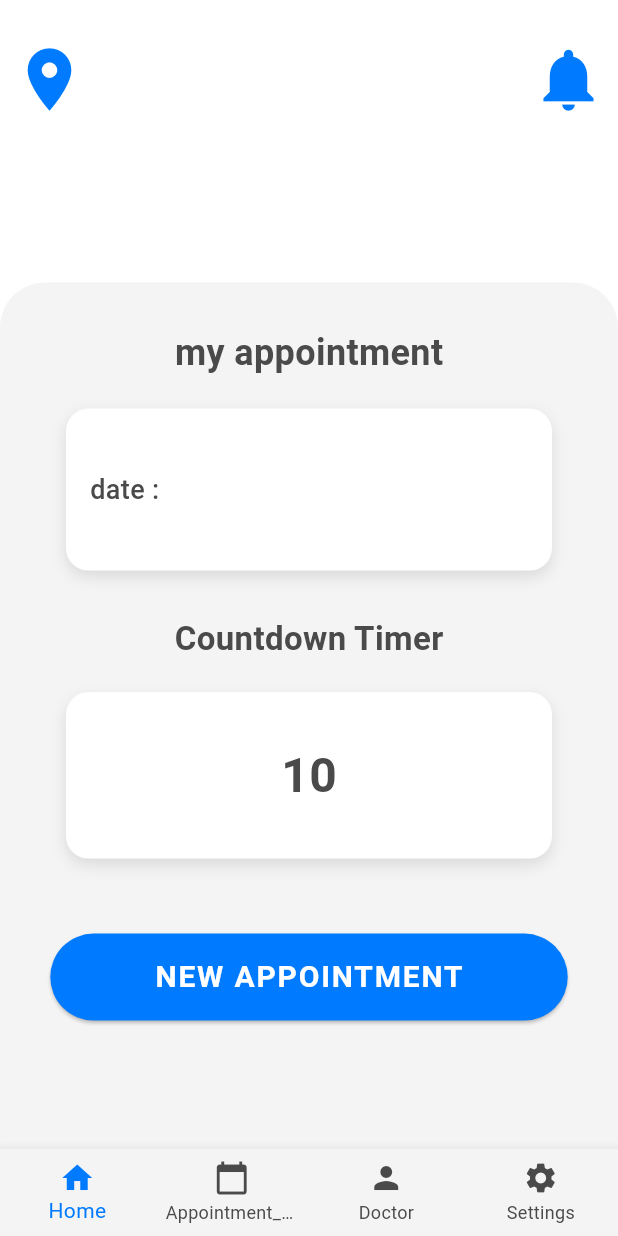
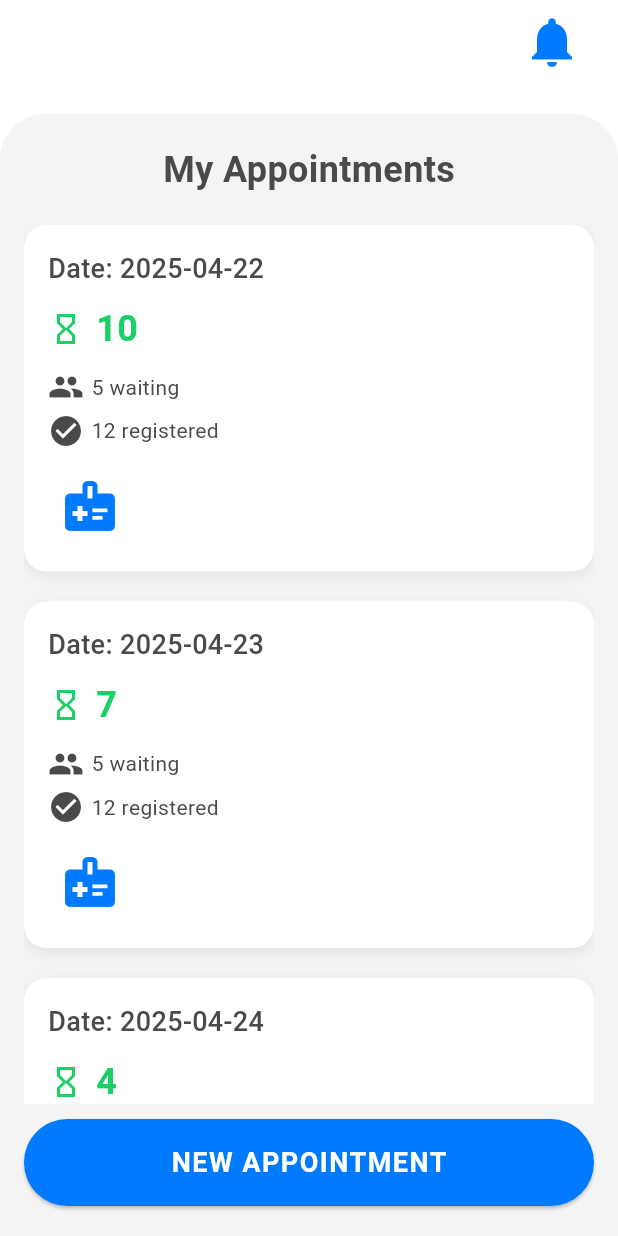
Before and after one commit to Hiba2906/hiba, a Flutter app: the HomeScreen screen opened by its route, on a phone screen of 412 x 824 dp. Run offline on Flutter 3.47's test engine with Material 3 defaults, Android fonts, the phone set to English and light mode, and no system bars; our stand-ins replace font_awesome_flutter.

Commit message:
تحديث المشروع: تعديل الملفات وإضافة ملفات جديدة

```diff
--- a/lib/app/routes/app_route.dart
+++ b/lib/app/routes/app_route.dart
@@ -1,17 +1,18 @@
 import 'package:flutter/material.dart';
 import 'package:projet_fin_etude/presentation/screens/login_page_screen.dart';
-import 'package:projet_fin_etude/presentation/screens/home_screen.dart';
+import 'package:projet_fin_etude/presentation/screens/state_appointment.dart';
 import 'package:projet_fin_etude/presentation/screens/settings%20pages/contact_us.dart';
 import 'package:projet_fin_etude/presentation/screens/settings%20pages/edit_profile.dart';
 import 'package:projet_fin_etude/presentation/screens/settings%20pages/settings.dart';
 import 'package:projet_fin_etude/presentation/screens/signup_page.dart';
 import 'package:projet_fin_etude/presentation/screens/welcome.dart';
 import 'package:projet_fin_etude/presentation/screens/ForgotPasswordScreen.dart';
-import 'package:projet_fin_etude/presentation/screens/first_screen.dart';
+import 'package:projet_fin_etude/presentation/screens/home.dart';
 import 'package:projet_fin_etude/presentation/screens/appointment_monthly.dart';
 import 'package:projet_fin_etude/presentation/screens/appointment_weekly.dart';
 import 'package:projet_fin_etude/presentation/screens/doctor_profil.dart';
 import 'package:projet_fin_etude/presentation/screens/notifications.dart';
+import 'package:projet_fin_etude/presentation/screens/ResetPasswordScreen.dart';
 
 
 
@@ -25,16 +26,18 @@ class AppRoutes {
   static const String login = '/login';
   static const String welcome = '/welcome';
   static const String signup = '/signup';
+  static const String state= '/state';
   static const String home = '/home';
-  static const String firstscreen = '/first_Screen';
   static const String forgotPassword = '/forgotPassword';
   static const String Doctor_Profile = '/DoctorProfile';
   static const String appointment_weekly = '/appointment_weekly';
   static const String appointment_monthly = '/appointment_monthly';
   static const String NotificationPage = '/Notification_Page';
     static const String settings = '/settings_Page';
-    static const String editPROFIL = '/edit_profile';
+    static const String editprofil = '/edit_profile';
     static const String contact = '/contact_us';
+    static const String reset = '/reset';
+
 
 
 
@@ -45,14 +48,14 @@ class AppRoutes {
     switch (name) {
       case AppRoutes.login:
         return MaterialPageRoute(builder: (_) => LoginScreen());
-      case AppRoutes.home:
+      case AppRoutes.state:
         return MaterialPageRoute(builder: (_) => HomeScreen());
       case AppRoutes.welcome:
         return MaterialPageRoute(builder: (_) => Welcome());
       case AppRoutes.signup:
         return MaterialPageRoute(builder: (_) => SignUpScreen());
 
-      case AppRoutes.firstscreen:
+      case AppRoutes.home:
         return MaterialPageRoute(builder: (_) => FirstScreen(name: 'hiba',));
 
       case AppRoutes.appointment_monthly:
@@ -73,11 +76,14 @@ class AppRoutes {
          case AppRoutes.settings:
         return MaterialPageRoute(builder: (_) => SettingsPage());
 
-         case AppRoutes.editPROFIL:
+         case AppRoutes.editprofil:
         return MaterialPageRoute(builder: (_) => EditProfilePage());
 
         case AppRoutes.contact:
         return MaterialPageRoute(builder: (_) => ContactUsPage());
+
+        case AppRoutes.reset:
+        return MaterialPageRoute(builder: (_) =>ResetPasswordScreen());
 
 
 
--- a/lib/core/theme/colors.dart
+++ b/lib/core/theme/colors.dart
@@ -2,6 +2,7 @@ import 'package:flutter/material.dart';
 
 class AppColors {
   static const Color primaryColor = Color(0xFF007BFF);
+static const Color secondColor = Color.fromARGB(255, 26, 207, 101);
   static const Color strokeColor = Color(0xFFD1D5DB);
   static const Color fieldBackground = Color(0xFFF8F9FA);
   static const Color textColor = Color(0xFF4A4A4A);
--- a/lib/presentation/screens/ForgotPasswordScreen.dart
+++ b/lib/presentation/screens/ForgotPasswordScreen.dart
@@ -45,6 +45,7 @@ class _ForgotPasswordScreenState extends State<ForgotPasswordScreen> {
               height: 60,
               child: ElevatedButton(
                 onPressed: () {
+                  Navigator.pushNamed(context, "/reset");
                   // Handle reset logic
                   ScaffoldMessenger.of(context).showSnackBar(
                     SnackBar(
--- a/lib/presentation/screens/appointment_monthly.dart
+++ b/lib/presentation/screens/appointment_monthly.dart
@@ -80,7 +80,7 @@ class _AppointmentScreenState extends State<AppointmentMonthly> {
         elevation: 0,
         foregroundColor: AppColors.primaryColor,
       ),
-      bottomNavigationBar: const CustomBottomNavBar(currentIndex: 1),
+     // bottomNavigationBar: const CustomBottomNavBar(currentIndex: 1),
       body: Padding(
         padding: const EdgeInsets.all(20.0),
         child: Column(
--- a/lib/presentation/screens/appointment_weekly.dart
+++ b/lib/presentation/screens/appointment_weekly.dart
@@ -58,7 +58,7 @@ class _AppointmentScreenState extends State<AppointmentWeekly> {
         foregroundColor: AppColors.primaryColor,
       ),
             //nav bar
-      bottomNavigationBar: const CustomBottomNavBar(currentIndex: 1),
+     // bottomNavigationBar: const CustomBottomNavBar(currentIndex: 1),
       body: Padding(
         padding: const EdgeInsets.all(20.0),
         child: Column(
--- a/lib/presentation/screens/home_screen.dart
+++ /dev/null
@@ -1,177 +0,0 @@
-import 'package:flutter/material.dart';
-import 'package:projet_fin_etude/core/theme/colors.dart';
-import '../../../core/theme/styles.dart';
-import 'package:projet_fin_etude/presentation/widgets/CustomBottomNavBar.dart';
-
-class HomeScreen extends StatelessWidget {
-  const HomeScreen({Key? key}) : super(key: key);
-
-  @override
-  Widget build(BuildContext context) {
-    return Scaffold(
-      backgroundColor: AppColors.backgroundPrimary,
-      body: SafeArea(
-        child: Column(
-          children: [
-            SizedBox(
-              height: 20,
-            ),
-            Row(
-              mainAxisAlignment: MainAxisAlignment.spaceBetween,
-              children: [
-                IconButton(
-                  icon: const Icon(Icons.location_on,
-                      color: AppColors.primaryColor, size: 50),
-                  onPressed: () {
-                    Navigator.pushNamed(context, "/location");
-                  },
-                ),
-                IconButton(
-                  icon: const Icon(Icons.notifications,
-                      color: AppColors.primaryColor, size: 50),
-                  onPressed: () {
-                    Navigator.pushNamed(context, "/Notification_Page");
-                  },
-                ),
-              ],
-            ),
-            const SizedBox(height: 20), // مساحة تع AppBar مستقبلاً
-
-            // Main container
-            Expanded(
-              child: Container(
-                width: double.infinity,
-                height: MediaQuery.of(context).size.height * 0.8,
-                margin: EdgeInsets.only(
-                    top: MediaQuery.of(context).size.height * 0.1),
-                padding:
-                    const EdgeInsets.symmetric(vertical: 30, horizontal: 20),
-                decoration: const BoxDecoration(
-                  color: AppColors.backgroundSecondary,
-                  borderRadius: BorderRadius.only(
-                    topLeft: Radius.circular(30),
-                    topRight: Radius.circular(30),
-                  ),
-                ),
-                child: Column(
-                  crossAxisAlignment: CrossAxisAlignment.center,
-                  children: [
-                    // 🟦 my appointment at the top
-                    const Align(
-                      alignment: Alignment.topCenter,
-                      child: Text(
-                        'my appointment',
-                        style: TextStyle(
-                          fontSize: 24,
-                          fontWeight: FontWeight.bold,
-                          color: AppColors.textColor,
-                        ),
-                      ),
-                    ),
-                    const SizedBox(height: 20),
-
-                    // 📅 Date Container
-                    Container(
-                      width: 324,
-                      height: 108,
-                      padding: const EdgeInsets.all(16),
-                      decoration: BoxDecoration(
-                        color: AppColors.backgroundPrimary,
-                        borderRadius: BorderRadius.circular(15),
-                        boxShadow: [
-                          BoxShadow(
-                            color: Colors.grey.withOpacity(0.3),
-                            blurRadius: 8,
-                            offset: const Offset(0, 4),
-                          ),
-                        ],
-                      ),
-                      child: const Align(
-                        alignment: Alignment.centerLeft,
-                        child: Text(
-                          'date : ',
-                          style: TextStyle(
-                            fontSize: 18,
-                            fontWeight: FontWeight.w500,
-                            color: AppColors.textColor,
-                          ),
-                        ),
-                      ),
-                    ),
-
-                    const SizedBox(height: 30),
-
-                    // 🕒 Countdown Timer Text
-                    const Text(
-                      'Countdown Timer',
-                      style: TextStyle(
-                        fontSize: 22,
-                        fontWeight: FontWeight.bold,
-                        color: AppColors.textColor,
-                      ),
-                    ),
-
-                    const SizedBox(height: 20),
-
-                    // ⏳ Countdown Container (bigger one)
-                    Container(
-                      width: 324,
-                      height: 111,
-                      decoration: BoxDecoration(
-                        color: AppColors.backgroundPrimary,
-                        borderRadius: BorderRadius.circular(15),
-                        boxShadow: [
-                          BoxShadow(
-                            color: Colors.grey.withOpacity(0.3),
-                            blurRadius: 8,
-                            offset: const Offset(0, 4),
-                          ),
-                        ],
-                      ),
-                      alignment: Alignment.center,
-                      //FONCTION TO COUNTDOWN
-                      child: const Text(
-                        '10',
-                        style: TextStyle(
-                          fontSize: 32,
-                          fontWeight: FontWeight.bold,
-                          color: AppColors.textColor,
-                        ),
-                      ),
-                    ),
-
-                    SizedBox(
-                      height: 50,
-                    ),
-                    // 🟢 New Appointment Button
-                    SizedBox(
-                      width: 345,
-                      height: 58,
-                      child: ElevatedButton(
-                        onPressed: () {
-                          Navigator.pushNamed(context, "/appointment_monthly");
-                        },
-                        style: AppStyles.buttonStyle(AppColors.primaryColor),
-                        child: const Text(
-                          "NEW APPOINTMENT",
-                          style: TextStyle(
-                            color: AppColors.backgroundPrimary,
-                            fontSize: 20,
-                            fontWeight: FontWeight.bold,
-                            letterSpacing: 1.2,
-                          ),
-                        ),
-                      ),
-                    ),
-                    const SizedBox(height: 10),
-                  ],
-                ),
-              ),
-            ),
-          ],
-        ),
-      ),
-       bottomNavigationBar: const CustomBottomNavBar(currentIndex: 0),
-    );
-  }
-}
--- a/lib/presentation/screens/signup_page.dart
+++ b/lib/presentation/screens/signup_page.dart
@@ -141,7 +141,7 @@ class _SignUpScreenState extends State<SignUpScreen> {
                 height: 60,
                 child: ElevatedButton(
                   onPressed: () {
-                    Navigator.pushNamed(context, AppRoutes.firstscreen);
+                    Navigator.pushNamed(context, AppRoutes.home);
                   },
                   style: AppStyles.buttonStyle(AppColors.primaryColor),
                   child: const Text(
--- /dev/null
+++ b/lib/presentation/screens/state_appointment.dart
@@ -0,0 +1,208 @@
+import 'package:flutter/material.dart';
+import 'package:projet_fin_etude/core/theme/colors.dart';
+import '../../../core/theme/styles.dart';
+import 'package:projet_fin_etude/presentation/widgets/CustomBottomNavBar.dart';
+
+class HomeScreen extends StatelessWidget {
+  const HomeScreen({Key? key}) : super(key: key);
+
+  // مواعيد وهمية كمثال
+  final List<Map<String, dynamic>> appointments = const [
+    {'date': '2025-04-22', 'countdown': 10},
+    {'date': '2025-04-23', 'countdown': 7},
+    {'date': '2025-04-24', 'countdown': 4},
+    {'date': '2025-04-24', 'countdown': 1},
+    {'date': '2025-04-24', 'countdown': 1},
+
+  ];
+
+  @override
+  Widget build(BuildContext context) {
+    return Scaffold(
+      backgroundColor: AppColors.backgroundPrimary,
+      body: SafeArea(
+        child: Column(
+          children: [
+
+            // أيقونات الموقع والتنبيهات
+            Padding(
+              padding: const EdgeInsets.symmetric(horizontal: 16),
+              child: Row(
+                mainAxisAlignment: MainAxisAlignment.end,
+                children: [
+                  IconButton(
+                    icon: const Icon(Icons.notifications,
+                        color: AppColors.primaryColor, size: 40),
+                    onPressed: () {
+                      Navigator.pushNamed(context, "/Notification_Page");
+                    },
+                  ),
+                ],
+              ),
+            ),
+            const SizedBox(height: 20),
+            // ✅ محتوى المواعيد
+            Expanded(
+              child: Container(
+                width: double.infinity,
+                padding: const EdgeInsets.symmetric(horizontal: 16, vertical: 20),
+                decoration: const BoxDecoration(
+                  color: AppColors.backgroundSecondary,
+                  borderRadius: BorderRadius.only(
+                    topLeft: Radius.circular(30),
+                    topRight: Radius.circular(30),
+                  ),
+                ),
+                child: Column(
+                  crossAxisAlignment: CrossAxisAlignment.center,
+                  children: [
+                    const Text(
+                      'My Appointments',
+                      style: TextStyle(
+                        fontSize: 24,
+                        fontWeight: FontWeight.bold,
+                        color: AppColors.textColor,
+                      ),
+                    ),
+                    const SizedBox(height: 20),
+
+                    // 🗂 قائمة المواعيد
+                    Expanded(
+                      child: ListView.builder(
+                        itemCount: appointments.length,
+                        itemBuilder: (context, index) {
+                          final appointment = appointments[index];
+                          return Container(
+                            margin: const EdgeInsets.only(bottom: 20),
+                            padding: const EdgeInsets.all(16),
+                            decoration: BoxDecoration(
+                              color: AppColors.backgroundPrimary,
+                              borderRadius: BorderRadius.circular(15),
+                              boxShadow: [
+                                BoxShadow(
+                                  color: Colors.grey.withOpacity(0.2),
+                                  blurRadius: 6,
+                                  offset: const Offset(0, 3),
+                                ),
+                              ],
+                            ),
+                            child: Column(
+                              crossAxisAlignment: CrossAxisAlignment.start,
+                             children: [
+
+Text(
+  'Date: ${appointment['date']}',
+  style: const TextStyle(
+    fontSize: 18,
+    fontWeight: FontWeight.w500,
+    color: AppColors.textColor,
+  ),
+),
+const SizedBox(height: 10),
+
+// 🔄 سطر countdown مع الأيقونة
+Row(
+  children: [
+    const Icon(Icons.hourglass_empty, color: AppColors.secondColor),
+    const SizedBox(width: 8),
+    Text(
+      '${appointment['countdown']}',
+      style: const TextStyle(
+        fontSize: 24,
+        fontWeight: FontWeight.bold,
+        color: AppColors.secondColor,
+      ),
+    ),
+  ],
+),
+
+const SizedBox(height: 10),
+
+// 👥 عدد المنتظرين وعدد المسجلين تحت الـ countdown
+Column(
+  crossAxisAlignment: CrossAxisAlignment.start,
+  children: const [
+    Row(
+      children: [
+        Icon(Icons.people, color: AppColors.textColor),
+        SizedBox(width: 5),
+        Text(
+          "5 waiting",
+          style: TextStyle(
+            fontSize: 14,
+            color: AppColors.textColor,
+          ),
+        ),
+      ],
+    ),
+    SizedBox(height: 5),
+    Row(
+      children: [
+        Icon(Icons.check_circle, color: AppColors.textColor),
+        SizedBox(width: 5),
+        Text(
+          "12 registered",
+          style: TextStyle(
+            fontSize: 14,
+            color: AppColors.textColor,
+          ),
+        ),
+      ],
+    ),
+  ],
+),
+
+const SizedBox(height: 10),
+
+// 👨‍⚕️ زر الذهاب لملف الطبيب
+IconButton(
+  icon: const Icon(
+    Icons.medical_information,
+    color: AppColors.primaryColor,
+    size: 40,
+  ),
+  onPressed: () {
+    Navigator.pushNamed(context, "/DoctorProfile");
+  },
+),
+                             ]
+
+                            ),
+                          );
+                        },
+                      ),
+                    ),
+
+                    const SizedBox(height: 10),
+
+                    // ➕ زر موعد جديد
+                    SizedBox(
+                      width: double.infinity,
+                      height: 58,
+                      child: ElevatedButton(
+                        onPressed: () {
+                          Navigator.pushNamed(context, "/appointment_monthly");
+                        },
+                        style: AppStyles.buttonStyle(AppColors.primaryColor),
+                        child: const Text(
+                          "NEW APPOINTMENT",
+                          style: TextStyle(
+                            color: AppColors.backgroundPrimary,
+                            fontSize: 18,
+                            fontWeight: FontWeight.bold,
+                            letterSpacing: 1,
+                          ),
+                        ),
+                      ),
+                    ),
+                  ],
+                ),
+              ),
+            ),
+          ],
+        ),
+      ),
+     // bottomNavigationBar: const CustomBottomNavBar(currentIndex: 0),
+    );
+  }
+}
```
Also changed, not shown: lib/presentation/screens/doctor_profil.dart (+6 -5 lines), lib/presentation/screens/first_screen.dart (deleted, +0 -114 lines), lib/presentation/screens/home.dart (added, +153 -0 lines), lib/presentation/screens/settings pages/settings.dart (+11 -2 lines), assets/images/photo.jpg (added), 2 other files.
